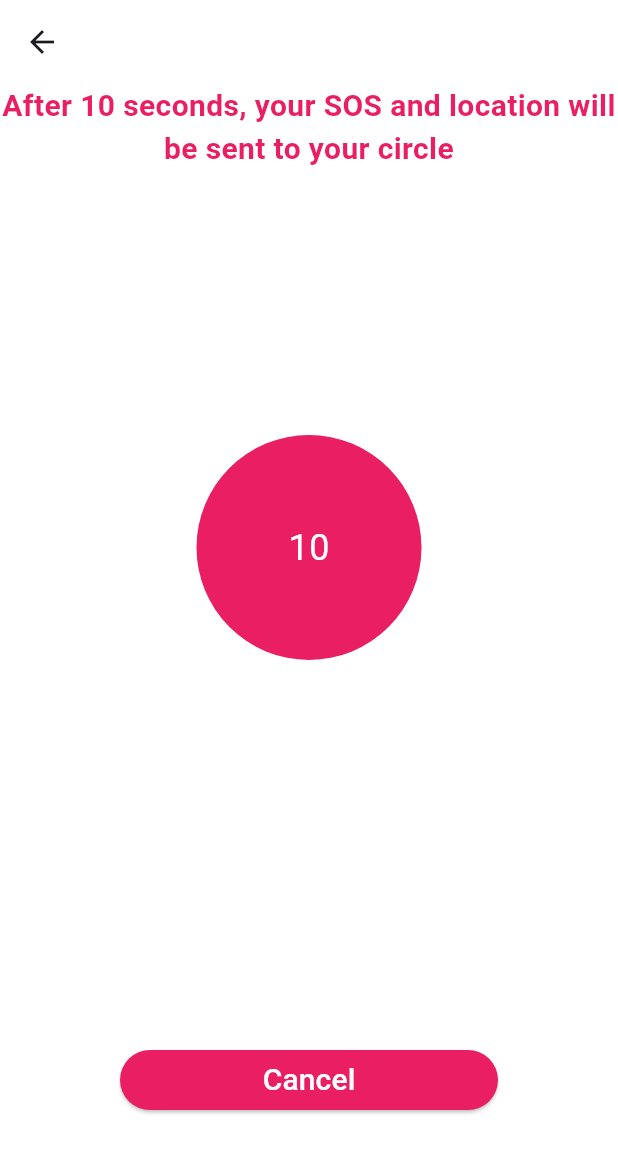
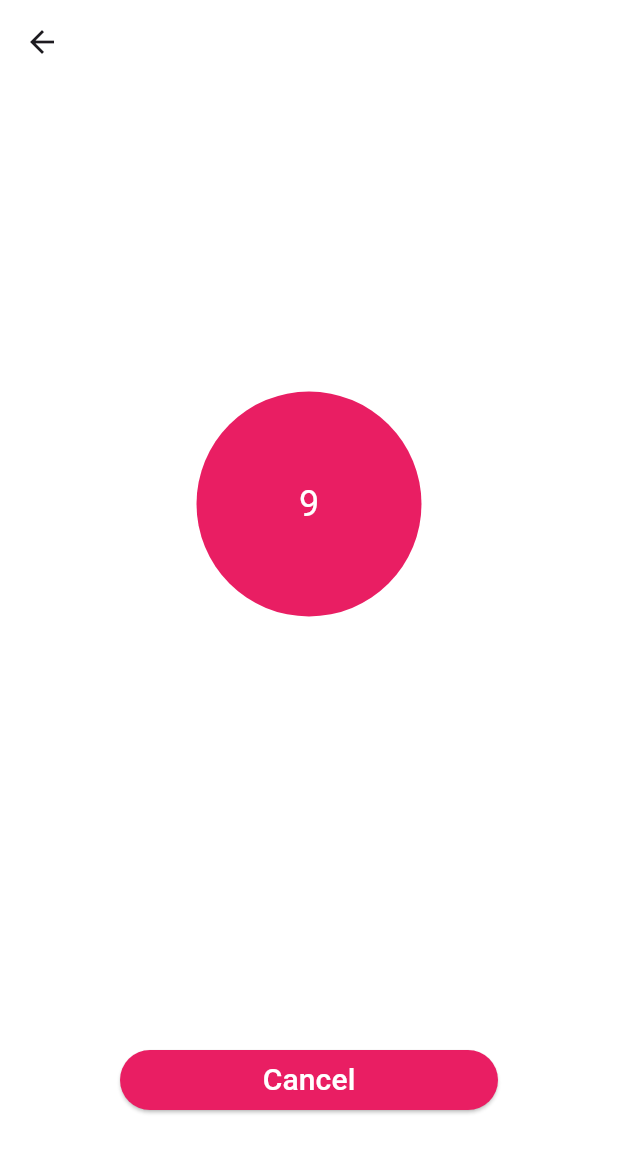
Before and after one commit to silakironji/SafeHer_app, a Flutter app: the SosCountScreen screen opened by its route, on a phone screen of 412 x 824 dp. Shown: the top 1153 px of the screen. Run offline on Flutter 3.47's test engine with Material 3 defaults, Android fonts, the phone set to English and light mode, and no system bars; our stand-ins replace font_awesome_flutter, geolocator, google_maps_flutter, share.

Commit message:
implemented timer method

```diff
--- a/lib/shesafe_app.dart
+++ b/lib/shesafe_app.dart
@@ -21,7 +21,7 @@ class SheSafeApp extends StatelessWidget {
   @override
   Widget build(BuildContext context) {
     return MaterialApp(
-      title: 'Flutter Demo',
+      title: 'SafeHer',
       theme: ThemeData(
         colorScheme: ColorScheme.fromSeed(seedColor: Colors.deepPurple),
         useMaterial3: true,
@@ -39,7 +39,7 @@ class SheSafeApp extends StatelessWidget {
         "/joincircle":(context) =>const JoinCircleScreen(),
         "/createcircle":(context) =>const CreateCircleScreen(),
         "/create2circle":(context) =>const Create2CircleScreen(),
-        "/soscount":(context) =>const SosCountScreen(),
+        "/soscount":(context) => SosCountScreen(),
         "/invitescreen":(context) =>const InviteScreen(),
         "/yourcircle":(context) =>const YourCircleScreen(),
         "/checkin":(context) =>CheckinScreen(),
--- a/lib/sos_count.dart
+++ b/lib/sos_count.dart
@@ -1,18 +1,44 @@
-
 import 'package:flutter/material.dart';
 
 class SosCountScreen extends StatefulWidget {
-  const SosCountScreen({super.key});
+  const SosCountScreen({Key? key}) : super(key: key);
 
   @override
   State<SosCountScreen> createState() => _SosCountScreenState();
 }
 
 class _SosCountScreenState extends State<SosCountScreen> {
+  int countdown = 10;
+
+  @override
+  void initState() {
+    super.initState();
+    startCountdown();
+  }
+
+  void startCountdown() {
+    Future.delayed(Duration(seconds: 1), () {
+      setState(() {
+        countdown--;
+
+        if (countdown > 0) {
+          startCountdown();
+        } else {
+          // Countdown reached 0, perform any necessary actions
+          print('Countdown reached 0. Sending SOS message...');
+
+          // TODO: Implement logic to send SOS message
+
+          // Navigate back to the previous screen
+          Navigator.pop(context);
+        }
+      });
+    });
+  }
+
   @override
   Widget build(BuildContext context) {
-    return Material(
-      child: Scaffold(
+    return Scaffold(
       appBar: AppBar(
         backgroundColor: Colors.white,
       ),
@@ -22,15 +48,7 @@ class _SosCountScreenState extends State<SosCountScreen> {
         crossAxisAlignment: CrossAxisAlignment.stretch,
         children: [
           Center(
-              child: Text(
-                'After 10 seconds, your SOS and location will be sent to your circle',
-                style: TextStyle(
-                  fontSize: 20,
-                    color: Colors.pink,
-                  fontWeight: FontWeight.bold,
-                ),
-                textAlign: TextAlign.center,
-              ),
+
           ),
           SizedBox(height: 20),
           Expanded(
@@ -44,40 +62,32 @@ class _SosCountScreenState extends State<SosCountScreen> {
                 ),
                 child: Center(
                   child: Text(
-                        '10',
-                        style: TextStyle(
-                          fontSize: 24,color: Colors.white
+                    '$countdown',
+                    style: TextStyle(fontSize: 24, color: Colors.white),
                   ),
                 ),
               ),
             ),
-
-                )
           ),
           SizedBox(height: 20),
           Container(
             margin: EdgeInsets.all(80),
             child: ElevatedButton(
               onPressed: () {
-                  // Add your button's functionality here
+                Navigator.of(context).pushNamed("/sos");
               },
               style: ElevatedButton.styleFrom(
                 padding: EdgeInsets.zero,
                 backgroundColor: Colors.pink,
-
               ),
-                child: Text('Cancel',
-                    style: TextStyle(
-                    fontSize: 20,color: Colors.white),
+              child: Text(
+                'Cancel',
+                style: TextStyle(fontSize: 20, color: Colors.white),
               ),
             ),
-            )
+          ),
         ],
       ),
-
-
-
-      )
     );
   }
 }
--- a/lib/sos_screen.dart
+++ b/lib/sos_screen.dart
@@ -9,7 +9,7 @@ class SosScreen extends StatelessWidget {
         leading: IconButton(
           icon: Icon(Icons.arrow_back, color: Colors.white),
           onPressed: () {
-            Navigator.pop(context);
+            Navigator.of(context).pushNamed("/home");
           },
         ),
       ),
@@ -21,7 +21,7 @@ class SosScreen extends StatelessWidget {
             GestureDetector(
               onTap: () {
                 // Add logic to handle SOS button tap
-                print('SOS button tapped');
+              Navigator.of(context).pushNamed("/soscount");
               },
               child: Container(
                 width: 250,
```
Lines whose indentation alone changed are shown as unchanged.
